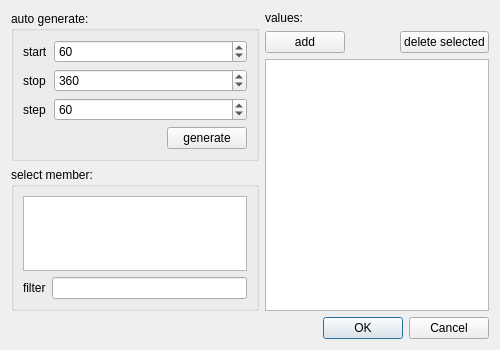
This is multischededitdialogint.ui in TUW-VieVS/VieSchedpp as Qt 5 draws it before an edit. The edited form follows.
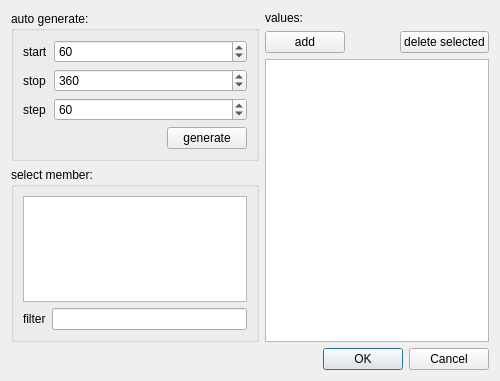
This is the edited form. Icons and pictures are not drawn.

What changed in the file:
```diff
--- a/multischededitdialogint.ui
+++ b/multischededitdialogint.ui
@@ -7,7 +7,7 @@
     <x>0</x>
     <y>0</y>
     <width>500</width>
-    <height>350</height>
+    <height>381</height>
    </rect>
   </property>
   <property name="windowTitle">
```
Left out of the diff: 3 changed lines with no effect on the pictures.
